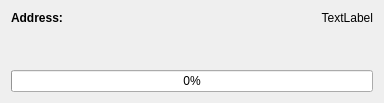
Above: pc/TinyBusLoader/ui/queueItemWidget.ui from ChristianMarty/TinyBus before the change. Below: the same form after it.
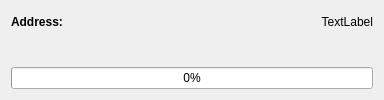
That is the form after the change.

```diff
--- a/pc/TinyBusLoader/ui/queueItemWidget.ui
+++ b/pc/TinyBusLoader/ui/queueItemWidget.ui
@@ -7,7 +7,7 @@
     <x>0</x>
     <y>0</y>
     <width>384</width>
-    <height>103</height>
+    <height>100</height>
    </rect>
   </property>
   <property name="windowTitle">
@@ -41,17 +41,16 @@
     </layout>
    </item>
    <item>
-    <spacer name="verticalSpacer">
-     <property name="orientation">
-      <enum>Qt::Vertical</enum>
+    <widget class="QLabel" name="label_state">
+     <property name="font">
+      <font>
+       <bold>false</bold>
+      </font>
      </property>
-     <property name="sizeHint" stdset="0">
-      <size>
-       <width>20</width>
-       <height>40</height>
-      </size>
+     <property name="text">
+      <string/>
      </property>
-    </spacer>
+    </widget>
    </item>
    <item>
     <widget class="QProgressBar" name="progressBar">
```
